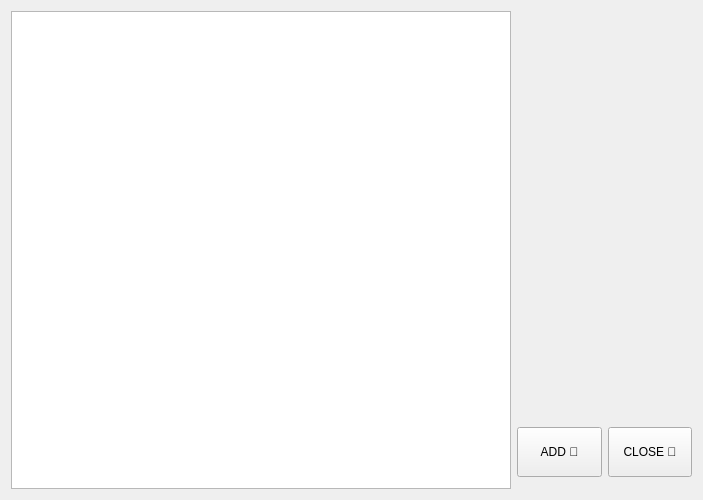
Above: Chat-Application/contact.ui from verina101/Chat-Application before the change. Below: the same form after it.
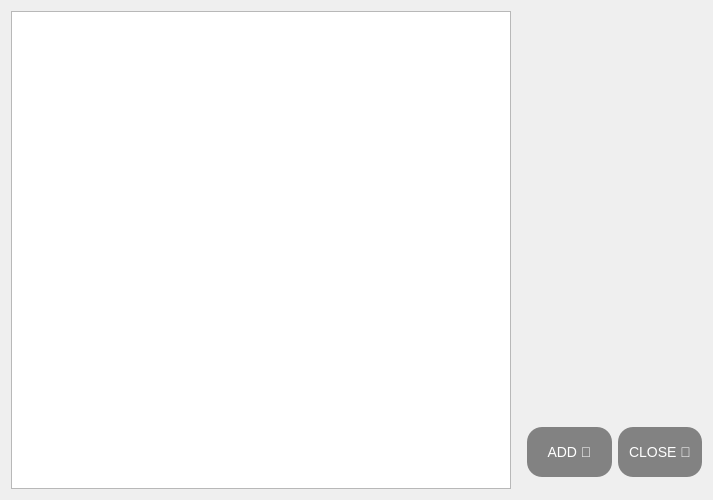
That is the form after the change. Icons and pictures are not drawn.

What changed in the file:
```diff
--- a/Chat-Application/contact.ui
+++ b/Chat-Application/contact.ui
@@ -6,7 +6,7 @@
    <rect>
     <x>0</x>
     <y>0</y>
-    <width>700</width>
+    <width>713</width>
     <height>500</height>
    </rect>
   </property>
@@ -108,6 +108,13 @@
            <height>50</height>
           </size>
          </property>
+         <property name="styleSheet">
+          <string notr="true">background:rgb(130, 130, 130);
+font:14px;
+color:white;
+border-radius:15px;
+</string>
+         </property>
          <property name="text">
           <string>ADD 🤩</string>
          </property>
@@ -121,6 +128,13 @@
            <height>50</height>
           </size>
          </property>
+         <property name="styleSheet">
+          <string notr="true">background:rgb(130, 130, 130);
+font:14px;
+color:white;
+border-radius:15px;
+</string>
+         </property>
          <property name="text">
           <string>CLOSE 🥺</string>
          </property>
```
